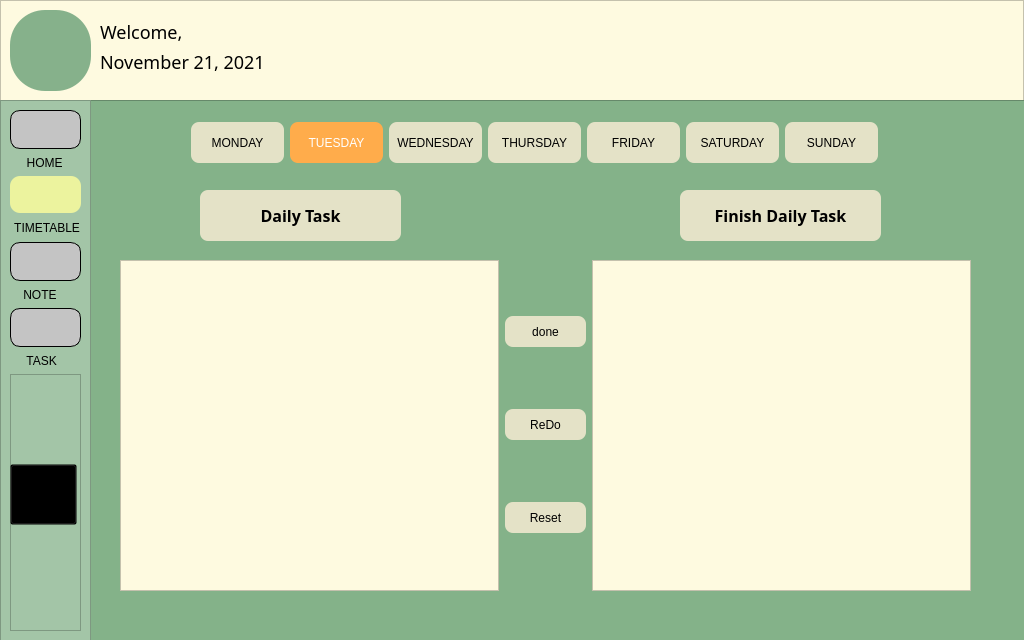
Old version of the form timetable.ui in the repository The-name-FPGN-is-already-taken/NoteMe.
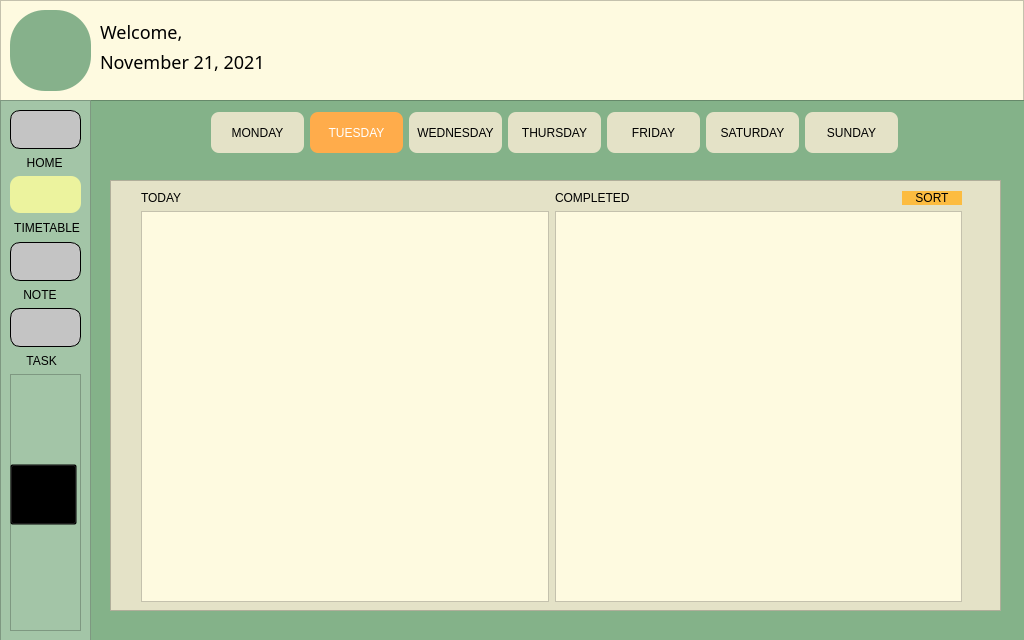
New version of the form. Icons and pictures are not drawn.

Commit message: fix timetable ui and fix back

What changed in the file:
```diff
--- a/timetable.ui
+++ b/timetable.ui
@@ -164,54 +164,11 @@
    <property name="frameShadow">
     <enum>QFrame::Raised</enum>
    </property>
-   <widget class="QLabel" name="today_label">
-    <property name="geometry">
-     <rect>
-      <x>110</x>
-      <y>90</y>
-      <width>201</width>
-      <height>51</height>
-     </rect>
-    </property>
-    <property name="font">
-     <font>
-      <family>AvenirNext LT Pro Bold</family>
-      <pointsize>12</pointsize>
-      <weight>75</weight>
-      <bold>true</bold>
-     </font>
-    </property>
-    <property name="toolTip">
-     <string>&lt;html&gt;&lt;head/&gt;&lt;body&gt;&lt;p align=&quot;center&quot;&gt;&lt;br/&gt;&lt;/p&gt;&lt;/body&gt;&lt;/html&gt;</string>
-    </property>
-    <property name="whatsThis">
-     <string>&lt;html&gt;&lt;head/&gt;&lt;body&gt;&lt;p align=&quot;center&quot;&gt;&lt;br/&gt;&lt;/p&gt;&lt;/body&gt;&lt;/html&gt;</string>
-    </property>
-    <property name="styleSheet">
-     <string notr="true">;
- 
-
-padding: 8px 0px;
-position: static;
-width: 40px;
-left: calc(50% - 40px/2 - 189.71px);
-top: 0%;
-bottom: 0%;
-background-color: rgb(228, 226, 199);
-border-radius: 8px;</string>
-    </property>
-    <property name="text">
-     <string>Daily Task</string>
-    </property>
-    <property name="alignment">
-     <set>Qt::AlignCenter</set>
-    </property>
-   </widget>
    <widget class="QWidget" name="layoutWidget_2">
     <property name="geometry">
      <rect>
-      <x>10</x>
-      <y>20</y>
+      <x>30</x>
+      <y>10</y>
       <width>871</width>
       <height>45</height>
      </rect>
@@ -484,154 +441,132 @@
      </item>
     </layout>
    </widget>
-   <widget class="QLabel" name="today_label_2">
+   <widget class="QFrame" name="frame_3">
     <property name="geometry">
      <rect>
-      <x>590</x>
-      <y>90</y>
-      <width>201</width>
-      <height>51</height>
+      <x>20</x>
+      <y>80</y>
+      <width>891</width>
+      <height>431</height>
      </rect>
     </property>
-    <property name="font">
-     <font>
-      <family>AvenirNext LT Pro Bold</family>
-      <pointsize>12</pointsize>
-      <weight>75</weight>
-      <bold>true</bold>
-     </font>
-    </property>
-    <property name="toolTip">
-     <string>&lt;html&gt;&lt;head/&gt;&lt;body&gt;&lt;p align=&quot;center&quot;&gt;&lt;br/&gt;&lt;/p&gt;&lt;/body&gt;&lt;/html&gt;</string>
-    </property>
-    <property name="whatsThis">
-     <string>&lt;html&gt;&lt;head/&gt;&lt;body&gt;&lt;p align=&quot;center&quot;&gt;&lt;br/&gt;&lt;/p&gt;&lt;/body&gt;&lt;/html&gt;</string>
-    </property>
     <property name="styleSheet">
-     <string notr="true">;
- 
+     <string notr="true">background: #E4E2C7;
 
-padding: 8px 0px;
-position: static;
-width: 40px;
-left: calc(50% - 40px/2 - 189.71px);
-top: 0%;
-bottom: 0%;
-background-color: rgb(228, 226, 199);
-border-radius: 8px;</string>
+</string>
     </property>
-    <property name="text">
-     <string>Finish Daily Task</string>
+    <property name="frameShape">
+     <enum>QFrame::StyledPanel</enum>
     </property>
-    <property name="alignment">
-     <set>Qt::AlignCenter</set>
+    <property name="frameShadow">
+     <enum>QFrame::Raised</enum>
     </property>
+    <widget class="QWidget" name="">
+     <property name="geometry">
+      <rect>
+       <x>31</x>
+       <y>11</y>
+       <width>821</width>
+       <height>411</height>
+      </rect>
+     </property>
+     <layout class="QHBoxLayout" name="horizontalLayout">
+      <item>
+       <layout class="QVBoxLayout" name="verticalLayout_2">
+        <item>
+         <widget class="QLabel" name="label">
+          <property name="styleSheet">
+           <string notr="true">font: 75 14pt &quot;AvenirNext LT Pro Bold&quot;;</string>
+          </property>
+          <property name="text">
+           <string>TODAY</string>
+          </property>
+         </widget>
+        </item>
+        <item>
+         <widget class="QListWidget" name="listWidget">
+          <property name="maximumSize">
+           <size>
+            <width>600</width>
+            <height>600</height>
+           </size>
+          </property>
+          <property name="styleSheet">
+           <string notr="true">background: #FEFAE0;</string>
+          </property>
+         </widget>
+        </item>
+       </layout>
+      </item>
+      <item>
+       <layout class="QVBoxLayout" name="verticalLayout_3">
+        <item>
+         <layout class="QHBoxLayout" name="horizontalLayout_6">
+          <item>
+           <widget class="QLabel" name="label_2">
+            <property name="styleSheet">
+             <string notr="true">font: 75 14pt &quot;AvenirNext LT Pro Bold&quot;;</string>
+            </property>
+            <property name="text">
+             <string>COMPLETED</string>
+            </property>
+           </widget>
+          </item>
+          <item>
+           <widget class="QPushButton" name="sortButton">
+            <property name="maximumSize">
+             <size>
+              <width>60</width>
+              <height>28</height>
+             </size>
+            </property>
+            <property name="cursor">
+             <cursorShape>PointingHandCursor</cursorShape>
+            </property>
+            <property name="styleSheet">
+             <string notr="true">QPushButton#sortButton{
+   background-color: rgb(252, 188, 64);
+	border-radius: 10px;
+}
+
+QPushButton:hover#sortButton{
+   background-color: rgb(252, 188, 64);
+	border-radius: 10px;
+	color: rgb(255, 255, 255);
+	font: 75 9pt &quot;AvenirNext LT Pro Bold&quot;;
+	
+}</string>
+            </property>
+            <property name="text">
+             <string>SORT</string>
+            </property>
+           </widget>
+          </item>
+         </layout>
+        </item>
+        <item>
+         <widget class="QListWidget" name="listWidget_2">
+          <property name="maximumSize">
+           <size>
+            <width>600</width>
+            <height>600</height>
+           </size>
+          </property>
+          <property name="styleSheet">
+           <string notr="true">background: #FEFAE0;</string>
+          </property>
+         </widget>
+        </item>
+       </layout>
+      </item>
+     </layout>
+    </widget>
    </widget>
-   <widget class="QWidget" name="horizontalLayoutWidget">
-    <property name="geometry">
-     <rect>
-      <x>30</x>
-      <y>160</y>
-      <width>851</width>
-      <height>331</height>
-     </rect>
-    </property>
-    <layout class="QHBoxLayout" name="horizontalLayout">
-     <item>
-      <widget class="QListWidget" name="listWidget_2">
-       <property name="styleSheet">
-        <string notr="true">background: #FEFAE0;</string>
-       </property>
-      </widget>
-     </item>
-     <item>
-      <layout class="QVBoxLayout" name="verticalLayout_8">
-       <property name="leftMargin">
-        <number>0</number>
-       </property>
-       <property name="rightMargin">
-        <number>0</number>
-       </property>
-       <item>
-        <widget class="QPushButton" name="pushButton">
-         <property name="minimumSize">
-          <size>
-           <width>81</width>
-           <height>31</height>
-          </size>
-         </property>
-         <property name="maximumSize">
-          <size>
-           <width>81</width>
-           <height>31</height>
-          </size>
-         </property>
-         <property name="styleSheet">
-          <string notr="true">background-color: rgb(228, 226, 199);
-border-radius: 8px;</string>
-         </property>
-         <property name="text">
-          <string>done</string>
-         </property>
-        </widget>
-       </item>
-       <item>
-        <widget class="QPushButton" name="pushButton_2">
-         <property name="minimumSize">
-          <size>
-           <width>81</width>
-           <height>31</height>
-          </size>
-         </property>
-         <property name="maximumSize">
-          <size>
-           <width>81</width>
-           <height>31</height>
-          </size>
-         </property>
-         <property name="styleSheet">
-          <string notr="true">background-color: rgb(228, 226, 199);
-border-radius: 8px;</string>
-         </property>
-         <property name="text">
-          <string>ReDo</string>
-         </property>
-        </widget>
-       </item>
-       <item>
-        <widget class="QPushButton" name="pushButton_3">
-         <property name="minimumSize">
-          <size>
-           <width>81</width>
-           <height>31</height>
-          </size>
-         </property>
-         <property name="maximumSize">
-          <size>
-           <width>81</width>
-           <height>31</height>
-          </size>
-         </property>
-         <property name="styleSheet">
-          <string notr="true">background-color: rgb(228, 226, 199);
-border-radius: 8px;</string>
-         </property>
-         <property name="text">
-          <string>Reset</string>
-         </property>
-        </widget>
-       </item>
-      </layout>
-     </item>
-     <item>
-      <widget class="QListWidget" name="listWidget">
-       <property name="styleSheet">
-        <string notr="true">background: #FEFAE0;</string>
-       </property>
-      </widget>
-     </item>
-    </layout>
-   </widget>
+   <zorder>frame_3</zorder>
+   <zorder>layoutWidget_2</zorder>
+   <zorder>horizontalLayoutWidget</zorder>
+   <zorder>pushButton_2</zorder>
+   <zorder>pushButton</zorder>
   </widget>
   <widget class="QFrame" name="leftBar_2">
    <property name="geometry">
@@ -848,6 +783,28 @@
     </item>
    </layout>
   </widget>
+  <widget class="QWidget" name="">
+   <property name="geometry">
+    <rect>
+     <x>0</x>
+     <y>0</y>
+     <width>2</width>
+     <height>2</height>
+    </rect>
+   </property>
+   <layout class="QHBoxLayout" name="horizontalLayout_5"/>
+  </widget>
+  <widget class="QWidget" name="">
+   <property name="geometry">
+    <rect>
+     <x>0</x>
+     <y>0</y>
+     <width>2</width>
+     <height>2</height>
+    </rect>
+   </property>
+   <layout class="QVBoxLayout" name="verticalLayout_4"/>
+  </widget>
  </widget>
  <resources/>
  <connections/>
```
Left out of the diff: 2 changed lines with no effect on the pictures. The commit also changes 6 other files.
